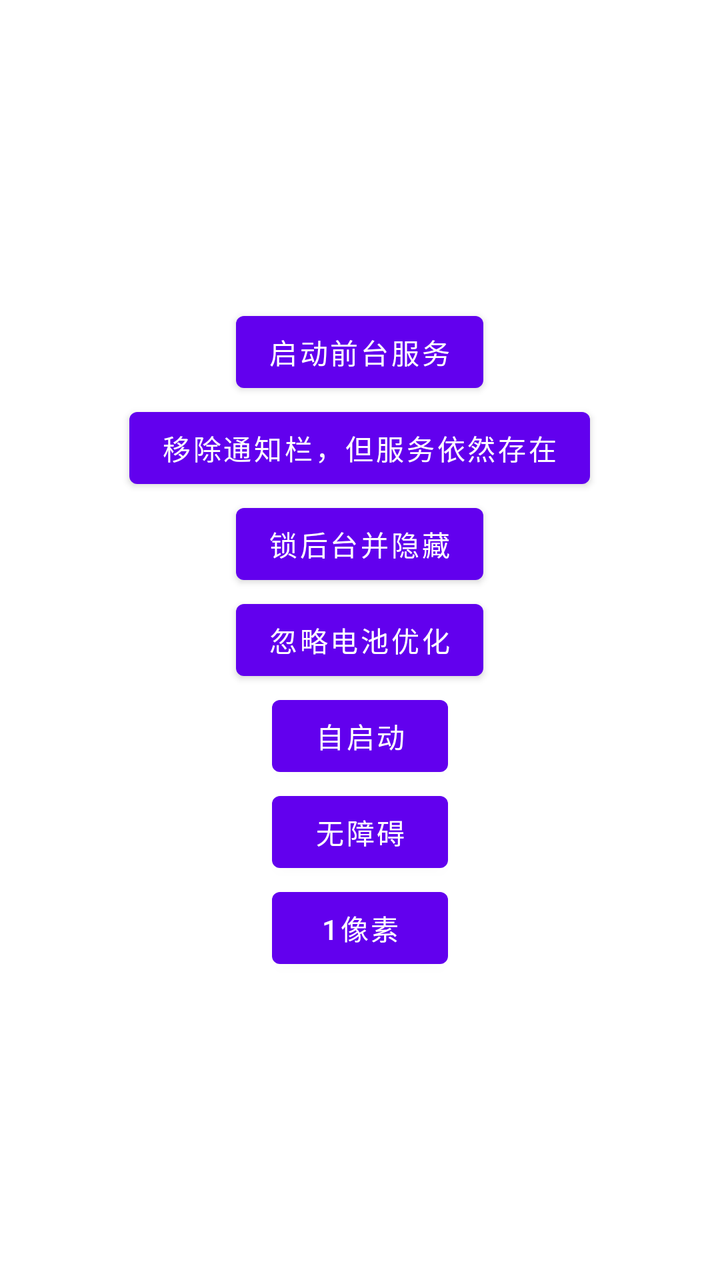
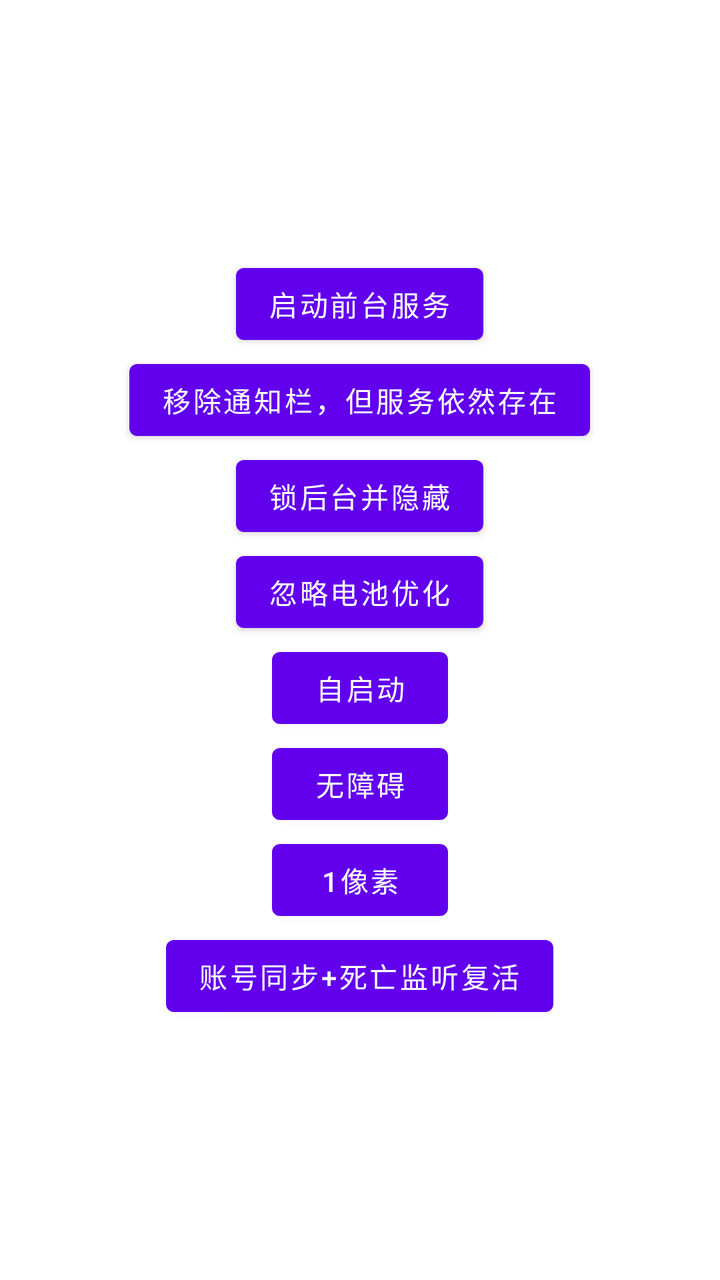

Screens rendered from an Android XML layout before and after an edit, with the pre-edit source and the edit as a unified diff.
<!-- AndroidManifest.xml: application theme Theme.AndroidKeepAlive -->
<!-- res/layout/activity_main.xml -->
<?xml version="1.0" encoding="utf-8"?>
<LinearLayout xmlns:android="http://schemas.android.com/apk/res/android"
    xmlns:app="http://schemas.android.com/apk/res-auto"
    xmlns:tools="http://schemas.android.com/tools"
    android:layout_width="match_parent"
    android:layout_height="match_parent"
    android:gravity="center"
    android:orientation="vertical"
    tools:context=".MainActivity">

    <Button
        android:id="@+id/btnStartForeground"
        android:layout_width="wrap_content"
        android:layout_height="wrap_content"
        android:text="启动前台服务"
        app:layout_constraintBottom_toBottomOf="parent"
        app:layout_constraintLeft_toLeftOf="parent"
        app:layout_constraintRight_toRightOf="parent"
        app:layout_constraintTop_toTopOf="parent" />

    <Button
        android:id="@+id/btnCancelNotice"
        android:layout_width="wrap_content"
        android:layout_height="wrap_content"
        android:text="移除通知栏，但服务依然存在"
        app:layout_constraintBottom_toBottomOf="parent"
        app:layout_constraintLeft_toLeftOf="parent"
        app:layout_constraintRight_toRightOf="parent"
        app:layout_constraintTop_toTopOf="parent" />

    <Button
        android:id="@+id/btnLockAndHide"
        android:layout_width="wrap_content"
        android:layout_height="wrap_content"
        android:text="锁后台并隐藏"
        app:layout_constraintBottom_toBottomOf="parent"
        app:layout_constraintLeft_toLeftOf="parent"
        app:layout_constraintRight_toRightOf="parent"
        app:layout_constraintTop_toTopOf="parent" />

    <Button
        android:id="@+id/btnIgnoreBattery"
        android:layout_width="wrap_content"
        android:layout_height="wrap_content"
        android:text="忽略电池优化"
        app:layout_constraintBottom_toBottomOf="parent"
        app:layout_constraintLeft_toLeftOf="parent"
        app:layout_constraintRight_toRightOf="parent"
        app:layout_constraintTop_toTopOf="parent" />

    <Button
        android:id="@+id/btnAutoStart"
        android:layout_width="wrap_content"
        android:layout_height="wrap_content"
        android:text="自启动"
        app:layout_constraintBottom_toBottomOf="parent"
        app:layout_constraintLeft_toLeftOf="parent"
        app:layout_constraintRight_toRightOf="parent"
        app:layout_constraintTop_toTopOf="parent" />

    <Button
        android:id="@+id/btnAccessibility"
        android:layout_width="wrap_content"
        android:layout_height="wrap_content"
        android:text="无障碍"
        app:layout_constraintBottom_toBottomOf="parent"
        app:layout_constraintLeft_toLeftOf="parent"
        app:layout_constraintRight_toRightOf="parent"
        app:layout_constraintTop_toTopOf="parent" />

    <Button
        android:id="@+id/btnOnepx"
        android:layout_width="wrap_content"
        android:layout_height="wrap_content"
        android:text="1像素"
        app:layout_constraintBottom_toBottomOf="parent"
        app:layout_constraintLeft_toLeftOf="parent"
        app:layout_constraintRight_toRightOf="parent"
        app:layout_constraintTop_toTopOf="parent" />
</LinearLayout>
<!-- resources referenced by this layout -->
<resources>
  <style name="Theme.AndroidKeepAlive" parent="Theme.MaterialComponents.DayNight.DarkActionBar">
          
          <item name="colorPrimary">@color/purple_500</item>
          <item name="colorPrimaryVariant">@color/purple_700</item>
          <item name="colorOnPrimary">@color/white</item>
          
          <item name="colorSecondary">@color/teal_200</item>
          <item name="colorSecondaryVariant">@color/teal_700</item>
          <item name="colorOnSecondary">@color/black</item>
          
          <item name="android:statusBarColor" tools:targetApi="l">?attr/colorPrimaryVariant</item>
          
      </style>
  <color name="purple_500">#FF6200EE</color>
  <color name="purple_700">#FF3700B3</color>
  <color name="white">#FFFFFFFF</color>
  <color name="teal_200">#FF03DAC5</color>
  <color name="teal_700">#FF018786</color>
  <color name="black">#FF000000</color>
</resources>

<!-- the commit's change to res/layout/activity_main.xml (unified diff, before → after) -->
@@ -77,4 +77,13 @@
         app:layout_constraintLeft_toLeftOf="parent"
         app:layout_constraintRight_toRightOf="parent"
         app:layout_constraintTop_toTopOf="parent" />
+
+    <Button
+        android:id="@+id/btnRevive"
+        android:layout_width="wrap_content"
+        android:layout_height="wrap_content"
+        android:text="账号同步+死亡监听复活"
+        app:layout_constraintTop_toBottomOf="@id/btnOnepx"
+        app:layout_constraintLeft_toLeftOf="parent"
+        app:layout_constraintRight_toRightOf="parent" />
 </LinearLayout>
